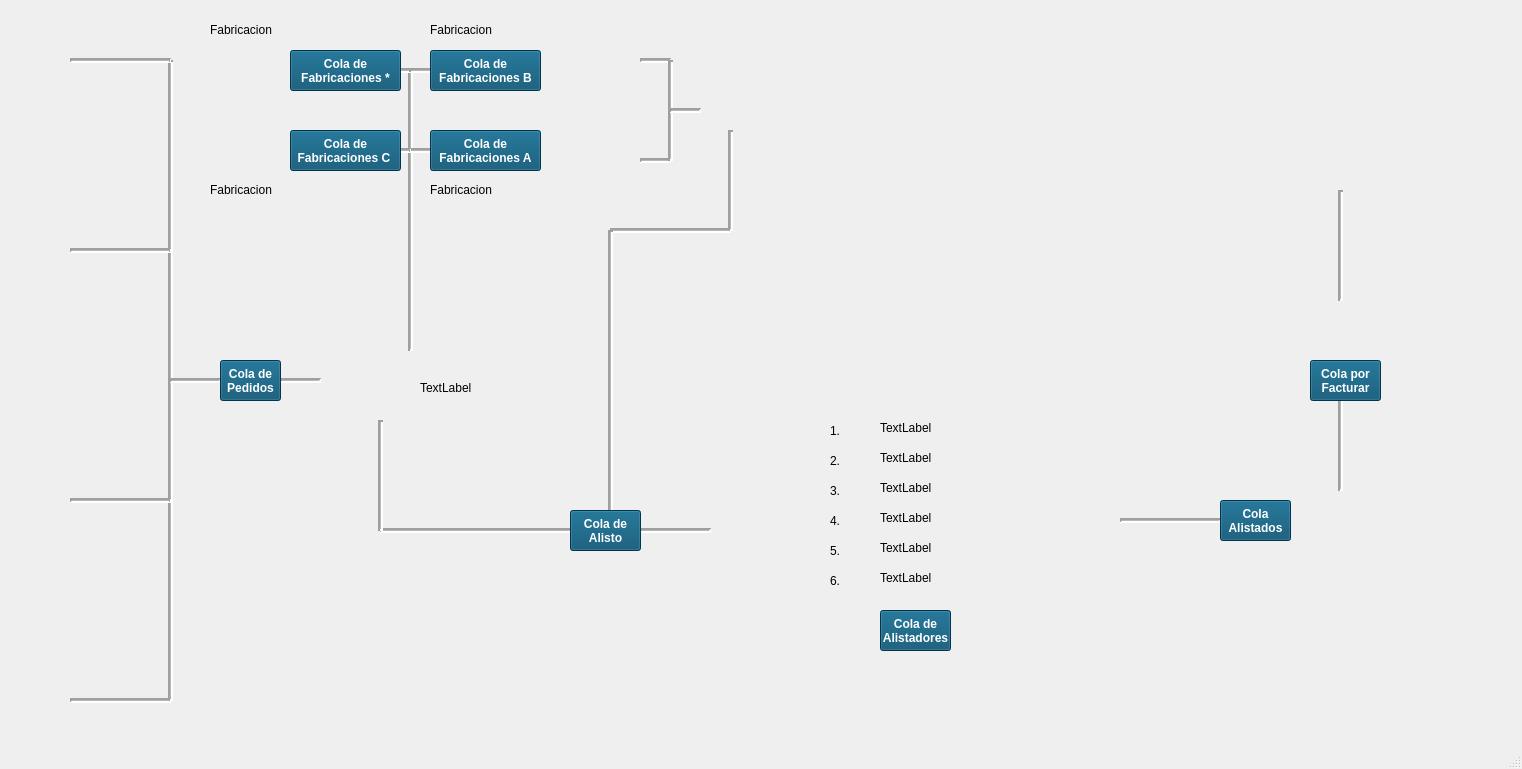
First picture: the form in untitled/mainwindow.ui, repository javialroro/Proyecto1_ED, before the edit.
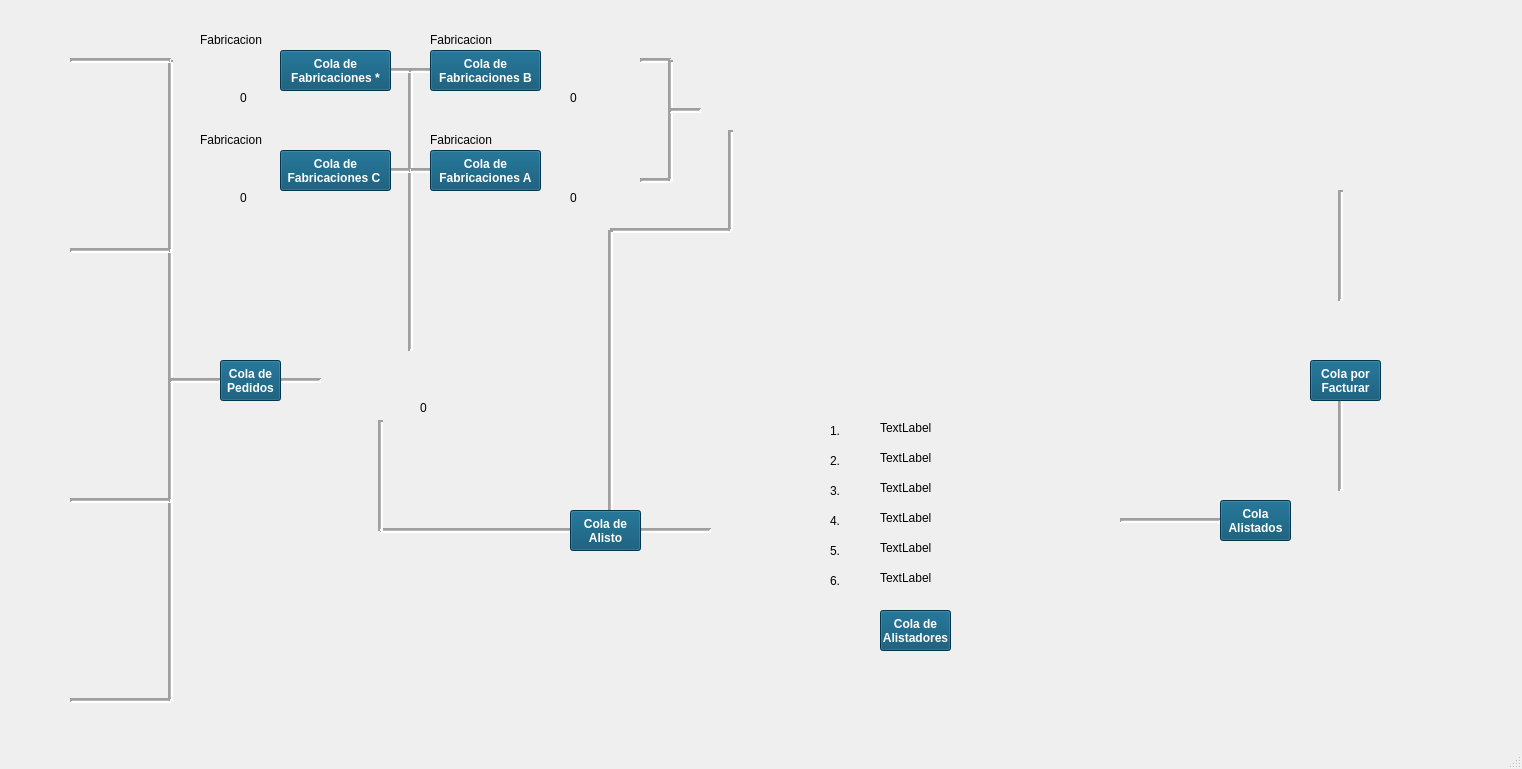
Second picture: the form after the edit. Icons and pictures are not drawn.

Patch:
```diff
--- a/untitled/mainwindow.ui
+++ b/untitled/mainwindow.ui
@@ -233,7 +233,7 @@
     <property name="geometry">
      <rect>
       <x>410</x>
-      <y>140</y>
+      <y>160</y>
       <width>31</width>
       <height>21</height>
      </rect>
@@ -271,7 +271,7 @@
     <property name="geometry">
      <rect>
       <x>380</x>
-      <y>140</y>
+      <y>160</y>
       <width>31</width>
       <height>21</height>
      </rect>
@@ -364,7 +364,7 @@
     <property name="geometry">
      <rect>
       <x>430</x>
-      <y>130</y>
+      <y>150</y>
       <width>111</width>
       <height>41</height>
      </rect>
@@ -400,8 +400,8 @@
    <widget class="QPushButton" name="btnColaFabricaciones3">
     <property name="geometry">
      <rect>
-      <x>290</x>
-      <y>130</y>
+      <x>280</x>
+      <y>150</y>
       <width>111</width>
       <height>41</height>
      </rect>
@@ -437,8 +437,8 @@
    <widget class="QLabel" name="lblFabrica3">
     <property name="geometry">
      <rect>
-      <x>230</x>
-      <y>130</y>
+      <x>220</x>
+      <y>150</y>
       <width>51</width>
       <height>41</height>
      </rect>
@@ -456,7 +456,7 @@
    <widget class="QPushButton" name="btnColaFabricaciones4Com">
     <property name="geometry">
      <rect>
-      <x>290</x>
+      <x>280</x>
       <y>50</y>
       <width>111</width>
       <height>41</height>
@@ -570,7 +570,7 @@
     <property name="geometry">
      <rect>
       <x>550</x>
-      <y>130</y>
+      <y>150</y>
       <width>51</width>
       <height>41</height>
      </rect>
@@ -588,7 +588,7 @@
    <widget class="QLabel" name="lblFabrica4Com">
     <property name="geometry">
      <rect>
-      <x>230</x>
+      <x>220</x>
       <y>50</y>
       <width>51</width>
       <height>41</height>
@@ -608,7 +608,7 @@
     <property name="geometry">
      <rect>
       <x>640</x>
-      <y>150</y>
+      <y>170</y>
       <width>31</width>
       <height>21</height>
      </rect>
@@ -629,7 +629,7 @@
       <x>660</x>
       <y>60</y>
       <width>20</width>
-      <height>101</height>
+      <height>121</height>
      </rect>
     </property>
     <property name="lineWidth">
@@ -718,7 +718,7 @@
     <property name="geometry">
      <rect>
       <x>610</x>
-      <y>140</y>
+      <y>160</y>
       <width>31</width>
       <height>31</height>
      </rect>
@@ -751,7 +751,7 @@
    <widget class="QPushButton" name="btnDetenerFab04Com">
     <property name="geometry">
      <rect>
-      <x>190</x>
+      <x>180</x>
       <y>50</y>
       <width>31</width>
       <height>31</height>
@@ -785,8 +785,8 @@
    <widget class="QPushButton" name="btnDetenerFab03">
     <property name="geometry">
      <rect>
-      <x>190</x>
-      <y>140</y>
+      <x>180</x>
+      <y>160</y>
       <width>31</width>
       <height>31</height>
      </rect>
@@ -1874,7 +1874,7 @@
     <property name="geometry">
      <rect>
       <x>430</x>
-      <y>180</y>
+      <y>130</y>
       <width>191</width>
       <height>20</height>
      </rect>
@@ -2002,7 +2002,7 @@
     <property name="geometry">
      <rect>
       <x>430</x>
-      <y>20</y>
+      <y>30</y>
       <width>191</width>
       <height>20</height>
      </rect>
@@ -2014,8 +2014,8 @@
    <widget class="QLabel" name="lblMostrarFabricandoComodin">
     <property name="geometry">
      <rect>
-      <x>210</x>
-      <y>20</y>
+      <x>200</x>
+      <y>30</y>
       <width>191</width>
       <height>20</height>
      </rect>
@@ -2027,8 +2027,8 @@
    <widget class="QLabel" name="lblMostrarFabricandoC">
     <property name="geometry">
      <rect>
-      <x>210</x>
-      <y>180</y>
+      <x>200</x>
+      <y>130</y>
       <width>191</width>
       <height>20</height>
      </rect>
@@ -2047,7 +2047,72 @@
      </rect>
     </property>
     <property name="text">
-     <string>TextLabel</string>
+     <string/>
+    </property>
+   </widget>
+   <widget class="QLabel" name="lblMostrarCantBalanceador">
+    <property name="geometry">
+     <rect>
+      <x>420</x>
+      <y>400</y>
+      <width>171</width>
+      <height>16</height>
+     </rect>
+    </property>
+    <property name="text">
+     <string>0</string>
+    </property>
+   </widget>
+   <widget class="QLabel" name="lblCantFabC">
+    <property name="geometry">
+     <rect>
+      <x>240</x>
+      <y>190</y>
+      <width>21</width>
+      <height>16</height>
+     </rect>
+    </property>
+    <property name="text">
+     <string>0</string>
+    </property>
+   </widget>
+   <widget class="QLabel" name="lblCantFabA">
+    <property name="geometry">
+     <rect>
+      <x>570</x>
+      <y>190</y>
+      <width>21</width>
+      <height>16</height>
+     </rect>
+    </property>
+    <property name="text">
+     <string>0</string>
+    </property>
+   </widget>
+   <widget class="QLabel" name="lblCantFabComodin">
+    <property name="geometry">
+     <rect>
+      <x>240</x>
+      <y>90</y>
+      <width>21</width>
+      <height>16</height>
+     </rect>
+    </property>
+    <property name="text">
+     <string>0</string>
+    </property>
+   </widget>
+   <widget class="QLabel" name="lblCantFabB">
+    <property name="geometry">
+     <rect>
+      <x>570</x>
+      <y>90</y>
+      <width>21</width>
+      <height>16</height>
+     </rect>
+    </property>
+    <property name="text">
+     <string>0</string>
     </property>
    </widget>
    <zorder>lineV08</zorder>
```
Left out of the diff: 5 changed lines with no effect on the pictures.
